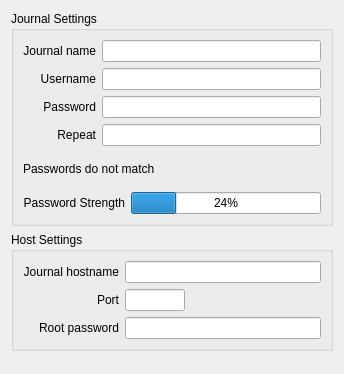
Old version of the form ui/mysqljournalpage.ui in the repository pwizard2/robojournal.
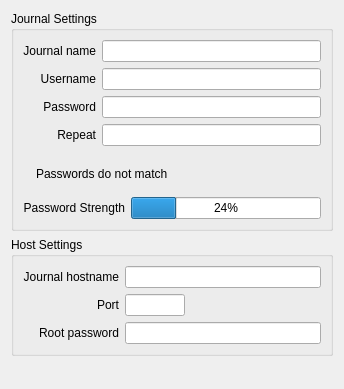
New version of the form. Icons and pictures are not drawn.

Commit message: added icon to password notifier

Diff of the .ui file:
```diff
--- a/ui/mysqljournalpage.ui
+++ b/ui/mysqljournalpage.ui
@@ -7,7 +7,7 @@
     <x>0</x>
     <y>0</y>
     <width>344</width>
-    <height>374</height>
+    <height>389</height>
    </rect>
   </property>
   <property name="windowTitle">
@@ -99,10 +99,22 @@
         <property name="sizeHint" stdset="0">
          <size>
           <width>20</width>
-          <height>10</height>
+          <height>15</height>
          </size>
         </property>
        </spacer>
+      </item>
+      <item>
+       <layout class="QHBoxLayout" name="horizontalLayout_3" stretch="0,1">
+        <item>
+         <widget class="QLabel" name="MatchIcon">
+          <property name="text">
+           <string/>
+          </property>
+          <property name="pixmap">
+           <pixmap resource="../images.qrc">:/icons/cross-circle.png</pixmap>
+          </property>
+         </widget>
       </item>
       <item>
        <widget class="QLabel" name="MatchNotify">
@@ -111,6 +123,8 @@
         </property>
        </widget>
       </item>
+       </layout>
+      </item>
       <item>
        <spacer name="verticalSpacer_3">
         <property name="orientation">
```
Left out of the diff: 4 changed lines with no effect on the pictures. Lines whose indentation alone changed are shown as unchanged. The commit also changes 2 other files.
